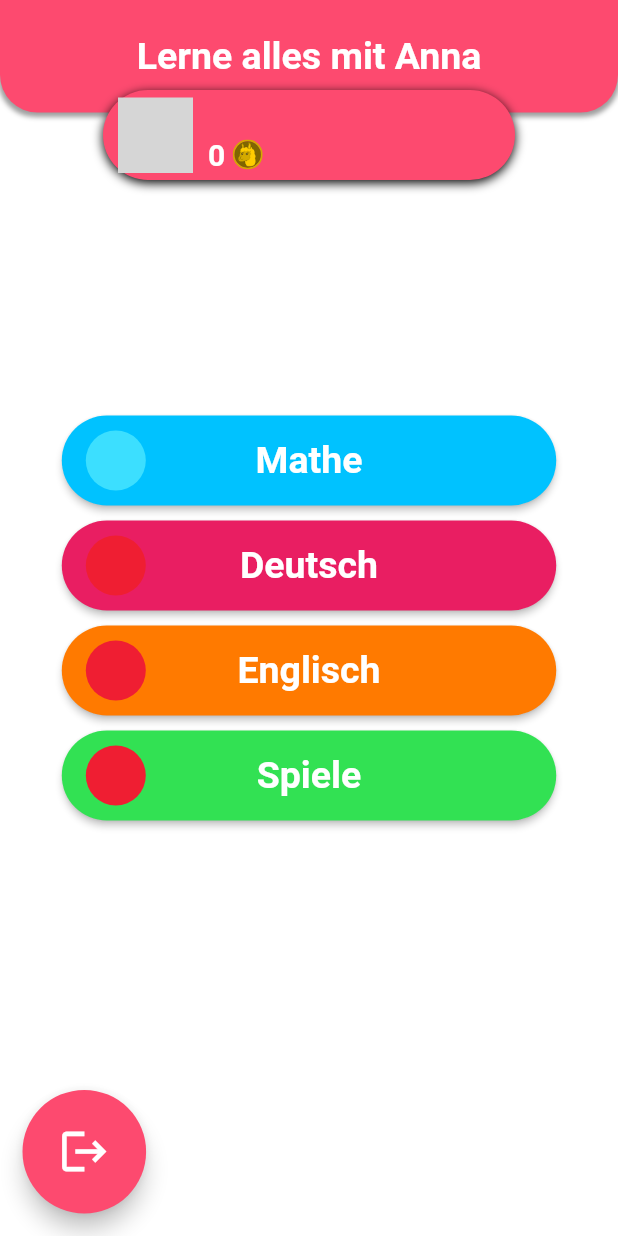
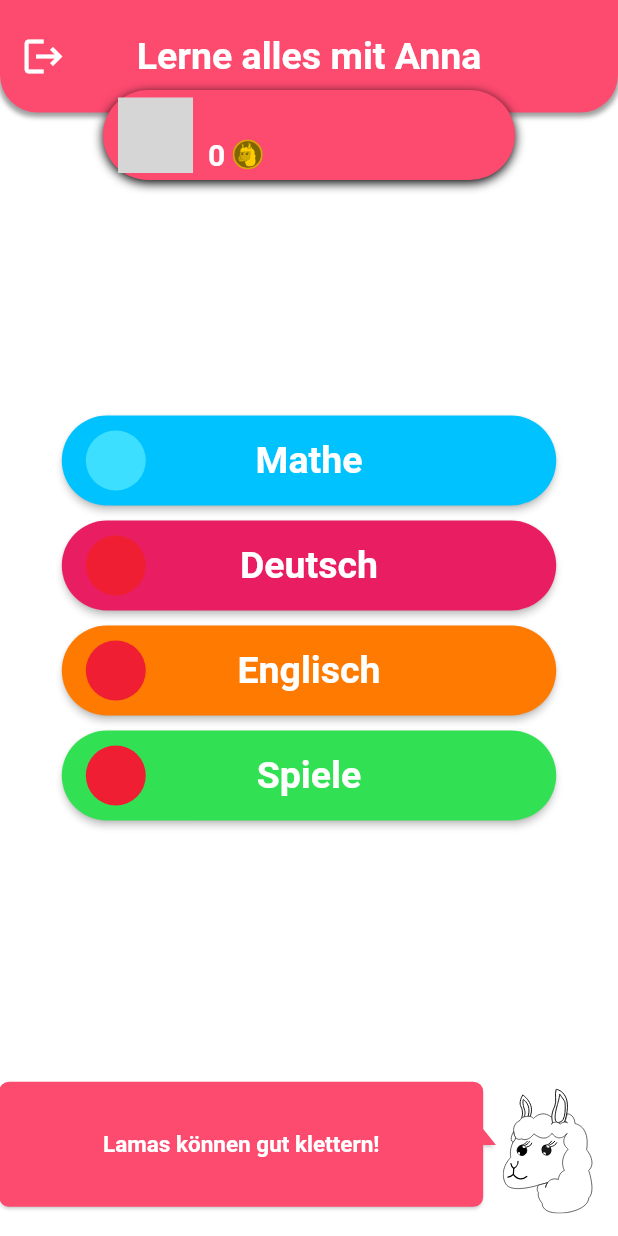
Before and after one commit to thm-mni-ii/lama, a Flutter app: the HomeScreen screen opened directly, on a phone screen of 412 x 824 dp. Run offline on Flutter 3.47's test engine with Material 2 defaults, Android fonts, the phone set to English and light mode, and no system bars; drawn by our look-alikes of bubble; our stand-ins replace audioplayers, bloc, equatable, flutter_bloc, flutter_markdown, flutter_svg and 2 more; missing offline and left inert: flame; accounts and stored records are empty; Roboto replaces fonts that are missing (Ubuntu); statements that could not run were skipped; project files that could hold a hidden picture were left out; grey boxes are pictures that could not be loaded.

Commit message:
Added lama speechbubble and moved logout

```diff
--- a/lama_app/lib/app/screens/home_screen.dart
+++ b/lama_app/lib/app/screens/home_screen.dart
@@ -1,3 +1,4 @@
+import 'package:bubble/bubble.dart';
 import 'package:flutter/material.dart';
 import 'package:flutter_bloc/flutter_bloc.dart';
 import 'package:flutter_svg/svg.dart';
@@ -204,6 +205,7 @@ class _HomeScreenState extends State<HomeScreen> {
                 ),
               ),
             ),
+            Stack(children: [
               Align(
                 alignment: Alignment.topCenter,
                 child: Container(
@@ -223,14 +225,41 @@ class _HomeScreenState extends State<HomeScreen> {
                           color: Colors.grey)
                     ],
                   ),
-                child: Center(
+                  child: Stack(children: [
+                    Center(
                       child: Text(
                         "Lerne alles mit Anna",
                         style: LamaTextTheme.getStyle(),
                       ),
                     ),
+                    Align(
+                      alignment: Alignment.centerLeft,
+                      child: Padding(
+                        padding: const EdgeInsets.only(left: 5),
+                        child: IconButton(
+                          padding: EdgeInsets.all(0),
+                          icon: Icon(
+                            Icons.logout,
+                            size: 30,
+                            color: Colors.white,
+                          ),
+                          onPressed: () => Navigator.pushReplacement(
+                            context,
+                            MaterialPageRoute(
+                              builder: (context) => BlocProvider(
+                                create: (BuildContext context) =>
+                                    UserLoginBloc(),
+                                child: UserLoginScreen(),
                               ),
                             ),
+                          ),
+                        ),
+                      ),
+                    ),
+                  ]),
+                ),
+              ),
+            ]),
             Align(
               alignment: Alignment.topCenter,
               child: Container(
@@ -296,26 +325,34 @@ class _HomeScreenState extends State<HomeScreen> {
               ),
             ),
             Align(
-              alignment: Alignment.bottomLeft,
+              alignment: Alignment.bottomRight,
               child: Padding(
-                padding: EdgeInsets.only(left: 15, bottom: 15),
-                child: Container(
-                  width: screenSize.width / 5,
-                  child: FittedBox(
-                    child: FloatingActionButton(
-                      heroTag: "back",
-                      backgroundColor: LamaColors.mainPink,
-                      onPressed: () => Navigator.pushReplacement(
-                        context,
-                        MaterialPageRoute(
-                          builder: (context) => BlocProvider(
-                            create: (BuildContext context) => UserLoginBloc(),
-                            child: UserLoginScreen(),
+                padding: EdgeInsets.only(right: 15, bottom: 15),
+                child: SvgPicture.asset(
+                  "assets/images/svg/lama_head.svg",
+                  semanticsLabel: "Lama Anna",
+                  width: (screenSize.width / 100) * 15,
                 ),
               ),
             ),
-                      tooltip: 'Ausloggen',
-                      child: Icon(Icons.logout),
+            Align(
+              alignment: Alignment.bottomLeft,
+              child: Padding(
+                padding: EdgeInsets.only(
+                    bottom: 20, right: (screenSize.width / 100) * 15),
+                child: Container(
+                  height: (screenSize.height / 100) * 10,
+                  width: (screenSize.width / 100) * 80,
+                  child: Bubble(
+                    nip: BubbleNip.rightCenter,
+                    color: LamaColors.mainPink,
+                    borderColor: LamaColors.mainPink,
+                    shadowColor: LamaColors.black,
+                    child: Center(
+                      child: Text(
+                        "Lamas können gut klettern!",
+                        style: LamaTextTheme.getStyle(fontSize: 15),
+                      ),
                     ),
                   ),
                 ),
```
Lines whose indentation alone changed are shown as unchanged.
